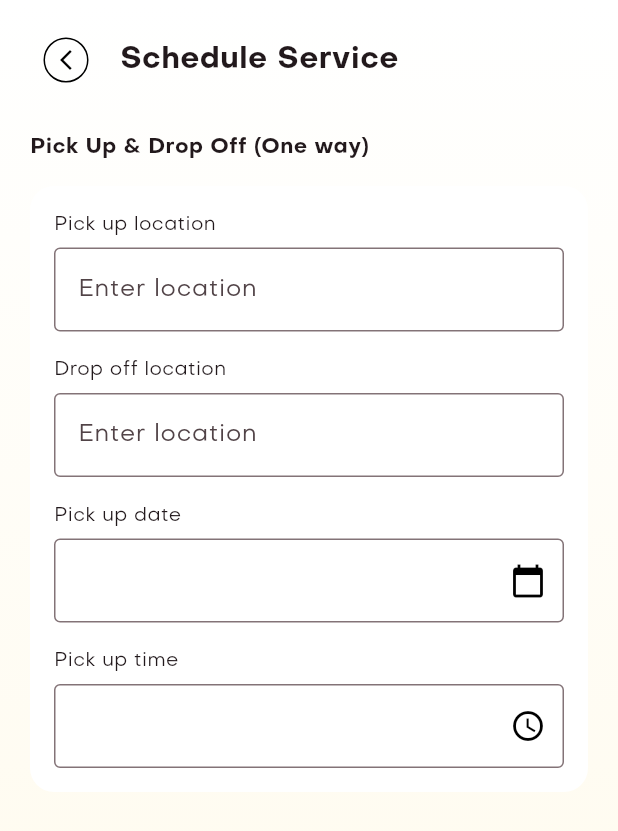
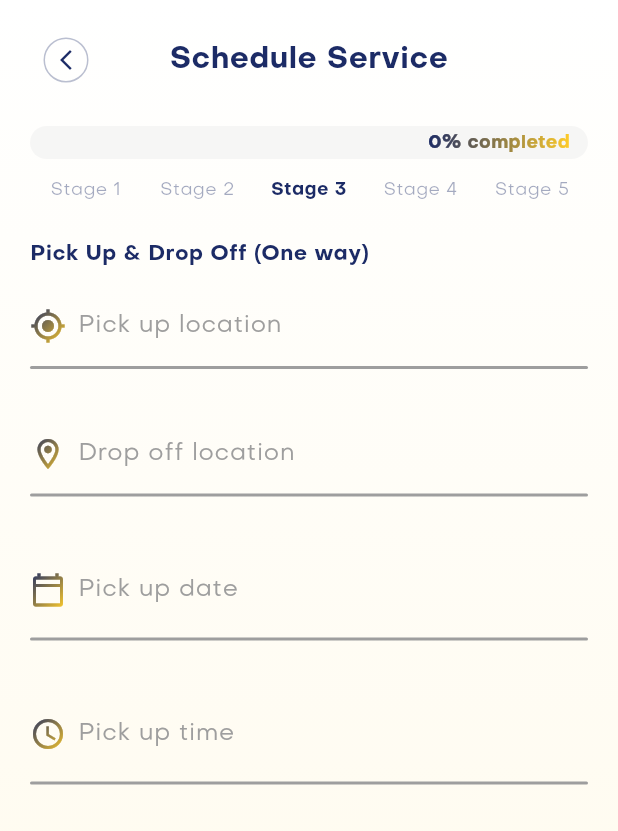
Before and after one commit to pinkarray/Halogen-app, a Flutter app: the ScheduleServiceScreen screen opened by its route, on a phone screen of 412 x 824 dp. Shown: the top 831 px of the screen. Run offline on Flutter 3.47's test engine with Material 3 defaults, Android fonts, the phone set to English and light mode, and no system bars; drawn by our look-alikes of flutter_animate; our stand-ins replace another_flushbar, fluttertoast, geolocator, google_maps_flutter, local_auth, shared_preferences; accounts and stored records are empty.

Commit message:
Inital Commit

```diff
--- a/lib/modules/services/secured_mobility/schedule_service_screen.dart
+++ b/lib/modules/services/secured_mobility/schedule_service_screen.dart
@@ -1,7 +1,12 @@
 import 'package:flutter/material.dart';
 import 'package:provider/provider.dart';
+import 'package:flutter_animate/flutter_animate.dart';
 import 'providers/secured_mobility_provider.dart';
 import '../../../shared/widgets/halogen_back_button.dart';
+import '../../../shared/widgets/secured_mobility_progress_bar.dart';
+import '../../../shared/widgets/underlined_glow_input_field.dart';
+import '../../../shared/widgets/underlined_glow_custom_date_picker.dart';
+import '../../../shared/widgets/underlined_glow_custom_time_picker.dart';
 
 class ScheduleServiceScreen extends StatefulWidget {
   const ScheduleServiceScreen({super.key});
@@ -25,7 +30,6 @@ class _ScheduleServiceScreenState extends State<ScheduleServiceScreen> {
     _selectedDate = provider.pickupDate;
     _selectedTime = provider.pickupTime;
 
-    // Auto-save when user types
     _pickupController.addListener(_save);
     _dropoffController.addListener(_save);
   }
@@ -39,12 +43,13 @@ class _ScheduleServiceScreenState extends State<ScheduleServiceScreen> {
       time: _selectedTime,
     );
 
-    if (provider.pickupLocation?.isNotEmpty == true &&
+    final allSet = provider.pickupLocation?.isNotEmpty == true &&
         provider.dropoffLocation?.isNotEmpty == true &&
         provider.pickupDate != null &&
-        provider.pickupTime != null &&
-        provider.currentStage < 4) {
-      provider.markStageComplete(4);
+        provider.pickupTime != null;
+
+    if (allSet && provider.currentStage < 3) {
+      provider.markStageComplete(3);
       provider.calculateTotalCost();
     }
   }
@@ -60,12 +65,12 @@ class _ScheduleServiceScreenState extends State<ScheduleServiceScreen> {
 
   @override
   Widget build(BuildContext context) {
+    final provider = context.watch<SecuredMobilityProvider>();
+
     return Scaffold(
-      body: LayoutBuilder(
-        builder: (context, constraints) {
-          return Container(
-            height: constraints.maxHeight,
+      body: Container(
         width: double.infinity,
+        height: double.infinity,
         decoration: const BoxDecoration(
           gradient: LinearGradient(
             colors: [Colors.white, Color(0xFFFFFAEA)],
@@ -76,137 +81,99 @@ class _ScheduleServiceScreenState extends State<ScheduleServiceScreen> {
         child: SafeArea(
           child: SingleChildScrollView(
             padding: const EdgeInsets.symmetric(horizontal: 20, vertical: 16),
-                child: ConstrainedBox(
-                  constraints: BoxConstraints(minHeight: constraints.maxHeight),
-                  child: IntrinsicHeight(
             child: Column(
               crossAxisAlignment: CrossAxisAlignment.start,
               children: [
+                // 🔹 Animated Header
                 Row(
-                          children: const [
-                            HalogenBackButton(),
-                            SizedBox(width: 12),
-                            Text(
+                  children: [
+                    const HalogenBackButton(),
+                    Expanded(
+                      child: Animate(
+                        effects: [
+                          FadeEffect(duration: 400.ms),
+                          SlideEffect(begin: const Offset(0, 0.3), end: Offset.zero),
+                        ],
+                        child: const Text(
                           'Schedule Service',
+                          textAlign: TextAlign.center,
                           style: TextStyle(
                             fontSize: 20,
                             fontWeight: FontWeight.bold,
                             fontFamily: 'Objective',
+                            color: Color(0xFF1C2B66),
                           ),
                         ),
+                      ),
+                    ),
+                    const SizedBox(width: 48),
                   ],
                 ),
+
+                const SizedBox(height: 20),
+
+                // 🔹 Progress Bar
+                SecuredMobilityProgressBar(
+                  percent: provider.progressPercent,
+                  currentStep: 3,
+                ),
+
                 const SizedBox(height: 24),
+
                 const Text(
                   'Pick Up & Drop Off (One way)',
                   style: TextStyle(
                     fontWeight: FontWeight.w600,
                     fontSize: 14,
                     fontFamily: 'Objective',
+                    color: Color(0xFF1C2B66),
                   ),
                 ),
+
                 const SizedBox(height: 16),
-                        Container(
-                          decoration: BoxDecoration(
-                            color: Colors.white,
-                            borderRadius: BorderRadius.circular(16),
-                          ),
-                          padding: const EdgeInsets.all(16),
-                          child: Column(
-                            crossAxisAlignment: CrossAxisAlignment.start,
-                            children: [
-                              const Text('Pick up location', style: TextStyle(fontSize: 13, fontWeight: FontWeight.w500)),
-                              const SizedBox(height: 6),
-                              TextField(
+
+                // 🔹 Input Fields
+                UnderlinedGlowInputField(
+                  label: 'Pick up location',
                   controller: _pickupController,
-                                decoration: const InputDecoration(
-                                  hintText: 'Enter location',
-                                  border: OutlineInputBorder(),
-                                ),
+                  icon: Icons.my_location_outlined,
+                  onChanged: (_) => _save(),
                 ),
                 const SizedBox(height: 16),
-                              const Text('Drop off location', style: TextStyle(fontSize: 13, fontWeight: FontWeight.w500)),
-                              const SizedBox(height: 6),
-                              TextField(
+
+                UnderlinedGlowInputField(
+                  label: 'Drop off location',
                   controller: _dropoffController,
-                                decoration: const InputDecoration(
-                                  hintText: 'Enter location',
-                                  border: OutlineInputBorder(),
-                                ),
+                  icon: Icons.location_on_outlined,
+                  onChanged: (_) => _save(),
                 ),
                 const SizedBox(height: 16),
-                              const Text('Pick up date', style: TextStyle(fontSize: 13, fontWeight: FontWeight.w500)),
-                              const SizedBox(height: 6),
-                              GestureDetector(
-                                onTap: () async {
-                                  final date = await showDatePicker(
-                                    context: context,
-                                    initialDate: _selectedDate ?? DateTime.now(),
-                                    firstDate: DateTime.now(),
-                                    lastDate: DateTime(2100),
-                                  );
-                                  if (date != null) {
-                                    setState(() {
-                                      _selectedDate = date;
-                                    });
+
+                UnderlinedGlowCustomDatePickerField(
+                  label: 'Pick up date',
+                  selectedDate: _selectedDate,
+                  onConfirm: (date) {
+                    setState(() => _selectedDate = date);
                     _save();
-                                  }
                   },
-                                child: InputDecorator(
-                                  decoration: const InputDecoration(
-                                    hintText: 'Pick your preferred date',
-                                    border: OutlineInputBorder(),
-                                    suffixIcon: Icon(Icons.calendar_today, color: Colors.black),
-                                  ),
-                                  child: Text(
-                                    _selectedDate != null
-                                        ? '${_selectedDate!.day.toString().padLeft(2, '0')}/${_selectedDate!.month.toString().padLeft(2, '0')}/${_selectedDate!.year}'
-                                        : '',
-                                  ),
-                                ),
                 ),
                 const SizedBox(height: 16),
-                              const Text('Pick up time', style: TextStyle(fontSize: 13, fontWeight: FontWeight.w500)),
-                              const SizedBox(height: 6),
-                              GestureDetector(
-                                onTap: () async {
-                                  final time = await showTimePicker(
-                                    context: context,
-                                    initialTime: _selectedTime ?? TimeOfDay.now(),
-                                  );
-                                  if (time != null) {
-                                    setState(() {
-                                      _selectedTime = time;
-                                    });
+
+                UnderlinedGlowCustomTimePickerField(
+                  label: 'Pick up time',
+                  selectedTime: _selectedTime,
+                  onConfirm: (time) {
+                    setState(() => _selectedTime = time);
                     _save();
-                                  }
                   },
-                                child: InputDecorator(
-                                  decoration: const InputDecoration(
-                                    hintText: 'Pick your preferred time',
-                                    border: OutlineInputBorder(),
-                                    suffixIcon: Icon(Icons.access_time, color: Colors.black),
                 ),
-                                  child: Text(
-                                    _selectedTime != null
-                                        ? '${_selectedTime!.hour.toString().padLeft(2, '0')}:${_selectedTime!.minute.toString().padLeft(2, '0')}'
-                                        : '',
-                                  ),
-                                ),
-                              ),
-                            ],
-                          ),
-                        ),
+
                 const SizedBox(height: 32),
               ],
             ),
           ),
         ),
       ),
-            ),
-          );
-        },
-      ),
     );
   }
 }
--- a/lib/shared/widgets/halogen_back_button.dart
+++ b/lib/shared/widgets/halogen_back_button.dart
@@ -11,10 +11,17 @@ class HalogenBackButton extends StatelessWidget {
       icon: Container(
         decoration: BoxDecoration(
           shape: BoxShape.circle,
-          border: Border.all(color: Colors.black.withValues(alpha: 77), width: 1),
+          border: Border.all(
+            color: const Color(0xFF1C2B66).withOpacity(0.3), // ✅ Brand blue with soft opacity
+            width: 1,
+          ),
         ),
         padding: const EdgeInsets.all(6),
-        child: const Icon(Icons.arrow_back_ios_new, size: 16, color: Colors.black),
+        child: const Icon(
+          Icons.arrow_back_ios_new,
+          size: 16,
+          color: Color(0xFF1C2B66), // ✅ Solid brand blue
+        ),
       ),
       onPressed: onPressed ?? () => Navigator.of(context).maybePop(),
       tooltip: 'Back',
```
Also changed, not shown: lib/modules/services/physical_security/location_confirmation_screen.dart (+11 -14 lines), lib/modules/services/physical_security/physical_security_screen.dart (+12 -6 lines), lib/modules/services/secured_mobility/desired_services/desired_services_screen.dart (+21 -14 lines), lib/modules/services/secured_mobility/desired_services/forms/fixed_duration_form.dart (+26 -54 lines), lib/modules/services/secured_mobility/desired_services/forms/one_way_form.dart (+9 -20 lines), lib/modules/services/secured_mobility/desired_services/forms/return_form.dart (+32 -28 lines), lib/modules/services/secured_mobility/providers/secured_mobility_provider.dart (+8 -13 lines), lib/modules/services/secured_mobility/service_configuration_screen.dart (+34 -14 lines), lib/shared/widgets/service_option_group.dart (+7 -7 lines), 2 other files. Lines whose indentation alone changed are shown as unchanged.
